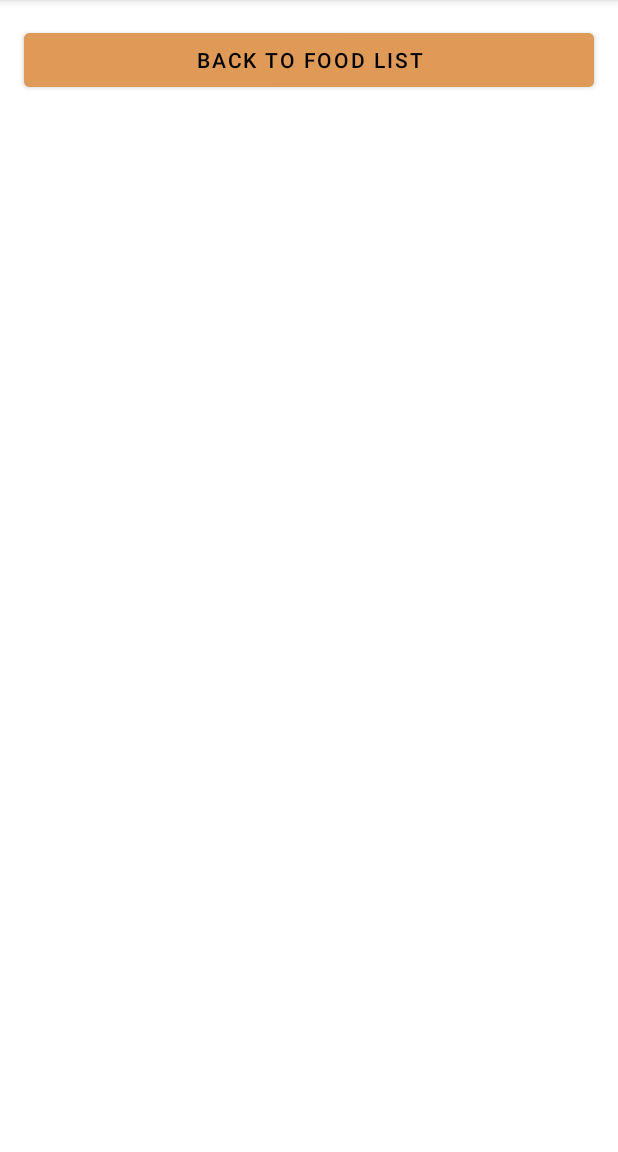
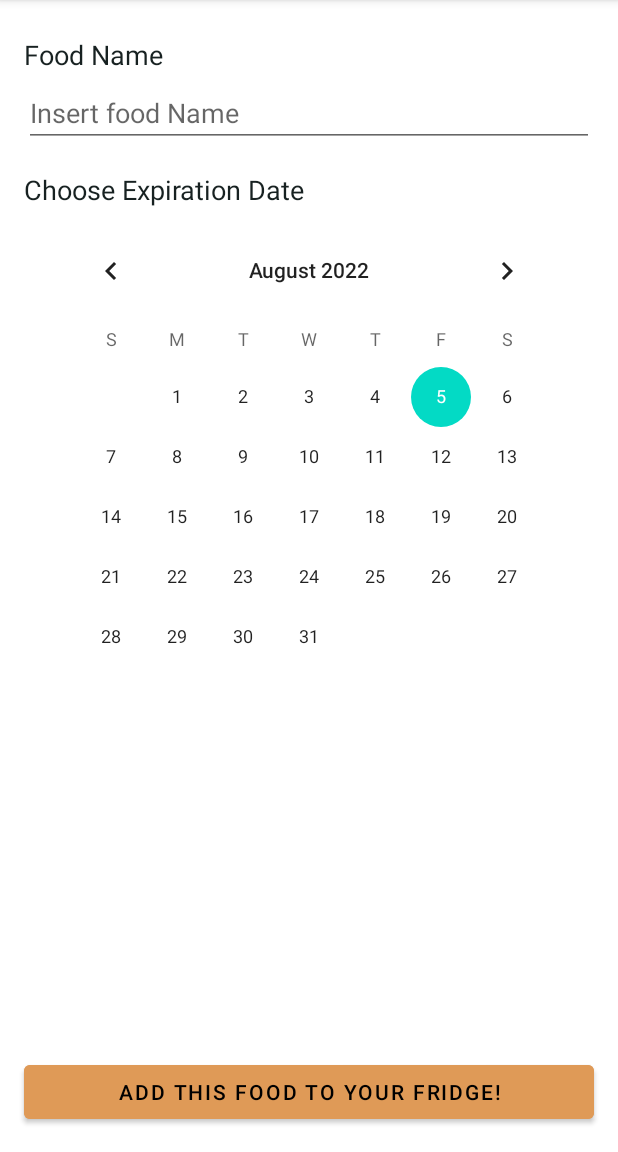
Before and after one commit to yxef/MyFridgeApp, an Android app: the ModifyFoodFragment screen opened through its navigation route, on a phone screen of 412 x 824 dp, the part 84-1236 px from its top. Run offline under Robolectric (Android 15) with nearby library versions, the phone set to English and light mode, and no system bars.

Commit message:
added various views to modify food fragment

```diff
--- a/app/src/main/java/com/example/myfridge/ModifyFoodFragment.kt
+++ b/app/src/main/java/com/example/myfridge/ModifyFoodFragment.kt
@@ -29,8 +29,8 @@ class ModifyFoodFragment : Fragment() {
 
     override fun onViewCreated(view: View, savedInstanceState: Bundle?) {
         super.onViewCreated(view, savedInstanceState)
-        binding.buttonBack.setOnClickListener{
-            binding.buttonBack.findNavController().navigate(action)
+        binding.buttonConfirmChoice.setOnClickListener{
+            binding.buttonConfirmChoice.findNavController().navigate(action)
         }
     }
 }
--- a/app/src/main/java/com/example/myfridge/foodlist/FoodItemAdapter.kt
+++ b/app/src/main/java/com/example/myfridge/foodlist/FoodItemAdapter.kt
@@ -66,24 +66,23 @@ class FoodItemAdapter(
      */
     override fun onBindViewHolder(holder: FoodItemViewHolder, position: Int) {
         Log.d("Dataset", "cum ${dataset.value}")
-            //holder.textViewFoodName.text = info.value
+        //holder.textViewFoodName.text = info.value
 
         Log.d("Dataset", "Id Drawables: ${iconDrawableId.toString()}")
 
         holder.textViewFoodName.text = dataset.value?.get(position)?.foodName ?: "Missing data"
+
         holder.textViewExpirationDate.text =
             dataset.value?.get(position)?.expirationDate ?: "Missing Data"
-        holder.imageViewIconImageView.contentDescription =
-            dataset.value?.get(position)?.iconId.toString()
 
-        //holder.imageViewIconImageView.setImageResource(R.drawable.ic_baby_food)
-        holder.imageViewIconImageView.setImageResource(iconDrawableId[dataset.value?.get(position)?.iconId ?: 0])
-            //dataset.value?.get(position)?.iconId ?: 2131165341
+        holder.imageViewIconImageView.setImageResource(
+            iconDrawableId[dataset.value?.get(position)?.iconId ?: 0]
+        )
 
     }
 
     override fun getItemCount(): Int {
-        //TODO("non operiamo più su un database interno, il dataset viene preso tramite json dall'internet")
+        // If our dataset has been initialized then we return size otherwise 0
         return dataset.value?.size ?: 0
     }
 }
--- a/app/src/main/res/layout/food_item.xml
+++ b/app/src/main/res/layout/food_item.xml
@@ -6,8 +6,7 @@
     android:layout_width="match_parent"
     android:layout_height="wrap_content"
     android:layout_margin="6dp"
-    android:background="@color/purple_200"
-    >
+    android:background="@color/orange">
 
     <ImageView
         android:id="@+id/food_icon"
@@ -15,17 +14,18 @@
         android:layout_height="50dp"
         android:layout_margin="10dp"
         android:importantForAccessibility="no"
+        app:layout_constraintBottom_toBottomOf="parent"
         app:layout_constraintStart_toStartOf="parent"
         app:layout_constraintTop_toTopOf="parent"
-        app:layout_constraintBottom_toBottomOf="parent"
         app:srcCompat="@android:drawable/btn_star_big_on"
-        tools:srcCompat="@tools:sample/avatars" />
+        tools:srcCompat="@drawable/ic_baby_food" />
 
     <TextView
         android:id="@+id/food_name"
         android:layout_width="wrap_content"
         android:layout_height="wrap_content"
         android:layout_marginStart="12dp"
+        android:textAppearance="@style/TextAppearance.AppCompat.Body2"
         app:layout_constraintStart_toEndOf="@id/food_icon"
         app:layout_constraintTop_toTopOf="@id/food_icon"
         tools:text="THIS IS A TEXT " />
@@ -34,8 +34,9 @@
         android:id="@+id/food_expiration_date"
         android:layout_width="wrap_content"
         android:layout_height="wrap_content"
+        android:layout_marginStart="12dp"
         android:layout_marginTop="12dp"
-        android:layout_marginStart="12dp"
+        android:textAppearance="@style/TextAppearance.AppCompat.Body2"
         app:layout_constraintStart_toEndOf="@id/food_icon"
         app:layout_constraintTop_toBottomOf="@id/food_name"
         tools:text="DD/MM/YYYY" />
--- a/app/src/main/res/layout/fragment_modify_food.xml
+++ b/app/src/main/res/layout/fragment_modify_food.xml
@@ -6,15 +6,72 @@
     android:layout_height="match_parent"
     tools:context=".ModifyFoodFragment">
 
-    <!-- TODO: Update blank fragment layout -->
+    <TextView
+        android:id="@+id/food_name_text_view"
+        android:layout_width="match_parent"
+        android:layout_height="wrap_content"
+        android:layout_marginStart="16dp"
+        android:layout_marginTop="24dp"
+        android:layout_marginEnd="16dp"
+        android:text="@string/food_name"
+        android:textAppearance="@style/TextAppearance.AppCompat.Medium"
+        android:textColor="@color/dark_jungle_green"
+        app:layout_constraintStart_toStartOf="parent"
+        app:layout_constraintTop_toTopOf="parent" />
+
+
+    <EditText
+        android:id="@+id/food_name_edit_text"
+        android:layout_width="match_parent"
+        android:layout_height="wrap_content"
+        android:layout_marginStart="16dp"
+        android:layout_marginTop="4dp"
+        android:layout_marginEnd="16dp"
+        android:autofillHints="Insert Food Name"
+        android:hint="@string/insert_food_name"
+        android:inputType="text"
+        android:textAppearance="@style/TextAppearance.AppCompat.Medium"
+        app:layout_constraintStart_toStartOf="@id/food_name_text_view"
+        app:layout_constraintTop_toBottomOf="@id/food_name_text_view" />
+
+
+    <TextView
+        android:id="@+id/expiration_date_text_view"
+        android:layout_width="match_parent"
+        android:layout_height="wrap_content"
+        android:layout_marginStart="16dp"
+        android:layout_marginTop="16dp"
+        android:text="@string/choose_expiration_date"
+        android:textAppearance="@style/TextAppearance.AppCompat.Medium"
+        android:textColor="@color/dark_jungle_green"
+        app:layout_constraintStart_toStartOf="@+id/food_name_edit_text"
+        app:layout_constraintTop_toBottomOf="@+id/food_name_edit_text" />
+
+    <CalendarView
+        android:id="@+id/calendarView"
+        android:layout_width="wrap_content"
+        android:layout_height="wrap_content"
+        android:layout_marginTop="8dp"
+        app:layout_constraintEnd_toEndOf="parent"
+        app:layout_constraintStart_toStartOf="parent"
+        app:layout_constraintTop_toBottomOf="@+id/expiration_date_text_view" />
+
+    <androidx.recyclerview.widget.RecyclerView
+        android:layout_width="match_parent"
+        android:layout_height="160dp"
+        app:layout_constraintTop_toBottomOf="@id/calendarView"
+        app:layout_constraintStart_toStartOf="parent"
+        app:layout_constraintBottom_toTopOf="@id/button_confirm_choice"
+        android:layout_margin="16dp"/>
+
     <Button
-        android:id="@+id/button_back"
+        android:id="@+id/button_confirm_choice"
         android:layout_width="match_parent"
         android:layout_height="wrap_content"
         android:layout_margin="16dp"
-        android:backgroundTint="?attr/colorPrimary"
-        android:text="@string/back_to_food_list"
+        android:backgroundTint="@color/orange"
+        android:text="@string/add_this_food_to_your_fridge"
         app:layout_constraintStart_toStartOf="parent"
-        app:layout_constraintTop_toTopOf="parent" />
+        app:layout_constraintBottom_toBottomOf="parent" />
 
 </androidx.constraintlayout.widget.ConstraintLayout>
--- a/app/src/main/res/values/strings.xml
+++ b/app/src/main/res/values/strings.xml
@@ -16,4 +16,9 @@
     <string name="add_fridge">Add Fridge</string>
     <string name="add_food_button_content_description">Add Food Button</string>
     <string name="add_a_new_fridge">Add a new Fridge</string>
+    <string name="food_name">Food Name</string>
+    <string name="insert_food_name">Insert food Name</string>
+    <string name="choose_expiration_date">Choose Expiration Date</string>
+    <string name="choose_food_icon">Choose Food Icon</string>
+    <string name="add_this_food_to_your_fridge">Add this food to your fridge!</string>
 </resources>
```
